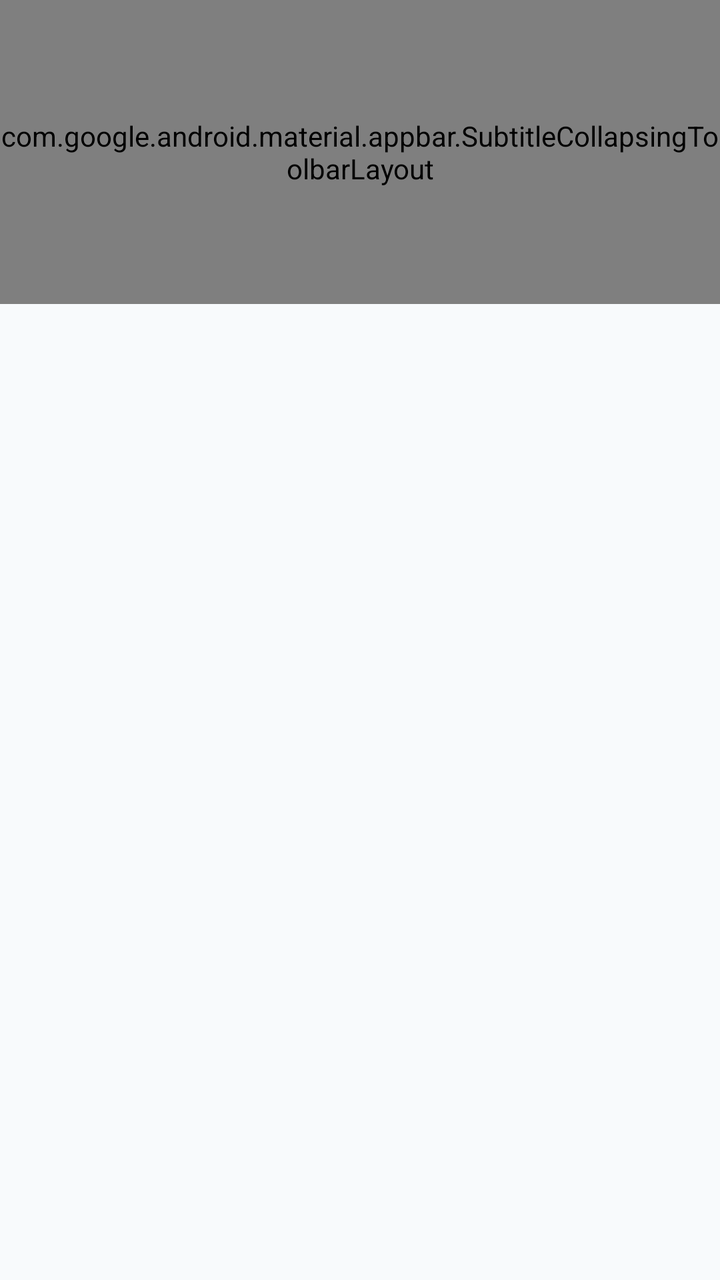
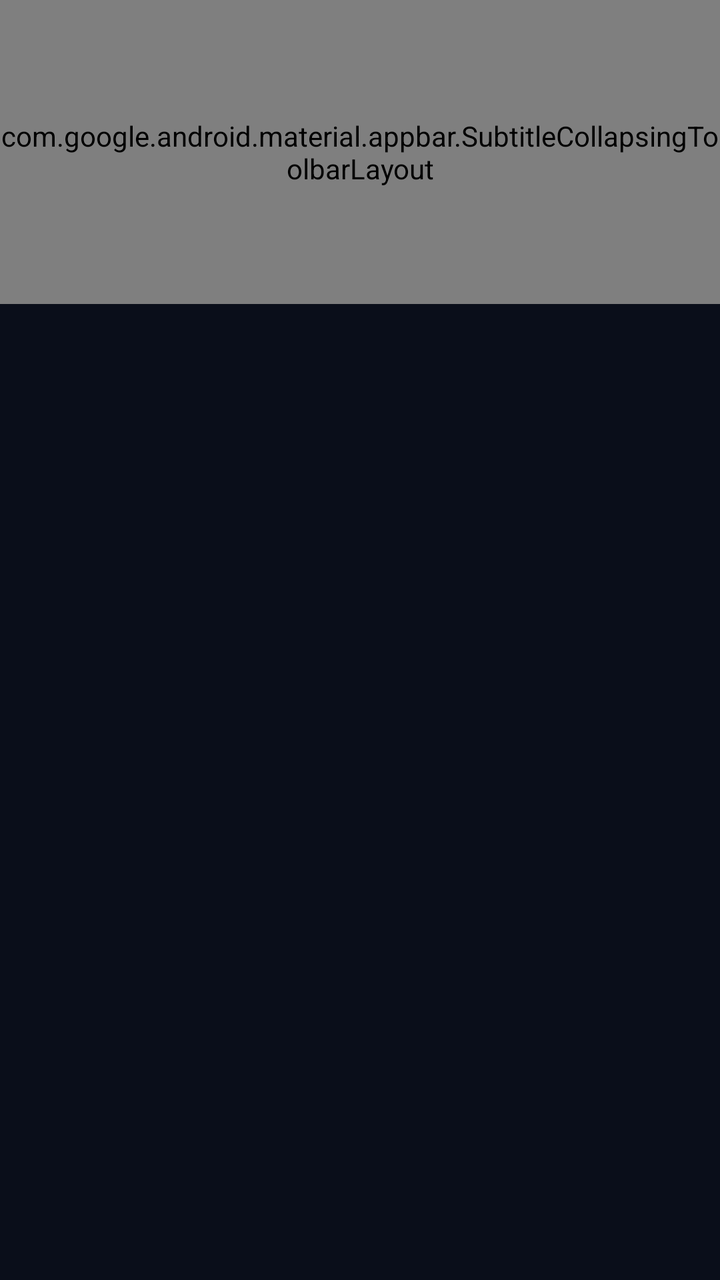

Before-and-after screenshots of an Android layout around one commit, followed by the original layout XML and the change that was made.
<!-- AndroidManifest.xml: application theme Theme.SheGuard -->
<!-- res/layout/fragment_contacts.xml -->
<?xml version="1.0" encoding="utf-8"?>
<androidx.coordinatorlayout.widget.CoordinatorLayout xmlns:android="http://schemas.android.com/apk/res/android"
    xmlns:app="http://schemas.android.com/apk/res-auto"
    xmlns:tools="http://schemas.android.com/tools"
    android:layout_width="match_parent"
    android:layout_height="match_parent"
    android:clipChildren="false"
    android:fitsSystemWindows="true"
    tools:context=".ui.fragment.ContactsFragment">

    <androidx.core.widget.NestedScrollView
        android:layout_width="match_parent"
        android:layout_height="match_parent"
        android:fillViewport="true"
        app:layout_behavior="com.google.android.material.appbar.AppBarLayout$ScrollingViewBehavior">

        <FrameLayout
            android:layout_width="match_parent"
            android:layout_height="wrap_content">

            <com.google.android.material.textview.MaterialTextView
                android:id="@+id/tv_empty_list"
                style="@style/TextAppearance.Material3.BodyMedium"
                android:layout_width="match_parent"
                android:layout_height="wrap_content"
                android:layout_marginTop="44dp"
                android:text="@string/contact_empty"
                android:textAlignment="center"
                android:textColor="@color/text_color_secondary"
                android:textSize="16sp"
                android:visibility="gone" />

            <androidx.recyclerview.widget.RecyclerView
                android:id="@+id/recyclerView"
                android:layout_width="match_parent"
                android:layout_height="match_parent" />

        </FrameLayout>
    </androidx.core.widget.NestedScrollView>

    <include
        android:id="@+id/header"
        layout="@layout/view_header_expandable" />

</androidx.coordinatorlayout.widget.CoordinatorLayout>
<!-- res/layout/view_header_expandable.xml (included above) -->
<?xml version="1.0" encoding="utf-8"?>
<com.google.android.material.appbar.AppBarLayout xmlns:android="http://schemas.android.com/apk/res/android"
    xmlns:app="http://schemas.android.com/apk/res-auto"
    xmlns:tools="http://schemas.android.com/tools"
    android:id="@+id/appBarLayout"
    android:layout_width="match_parent"
    android:layout_height="wrap_content"
    android:background="@android:color/transparent"
    android:fitsSystemWindows="true"
    app:liftOnScroll="true">

    <com.google.android.material.appbar.SubtitleCollapsingToolbarLayout
        android:id="@+id/collapsing_toolbar"
        android:layout_width="match_parent"
        android:layout_height="?attr/collapsingToolbarLayoutLargeSize"
        app:collapsedSubtitleTextAppearance="@style/Toolbar.SubTitleText.Collapsed"
        app:collapsedSubtitleTextColor="@color/text_color_secondary"
        app:collapsedTitleTextAppearance="@style/Toolbar.TitleText.Collapsed"
        app:collapsedTitleTextColor="@color/text_color_primary"
        app:contentScrim="?attr/colorSurfaceContainer"
        app:expandedSubtitleTextAppearance="@style/Toolbar.SubTitleText.Expanded"
        app:expandedTitleMarginBottom="16dp"
        app:expandedTitleMarginEnd="24dp"
        app:expandedTitleMarginStart="24dp"
        app:expandedTitleTextAppearance="@style/Toolbar.TitleText.Expanded"
        app:forceApplySystemWindowInsetTop="true"
        app:layout_scrollFlags="scroll|snap|exitUntilCollapsed"
        app:scrimAnimationDuration="300"
        app:statusBarScrim="@null"
        app:subtitle="@string/app_moto"
        app:title="@string/app_name">

        <com.google.android.material.appbar.MaterialToolbar
            android:id="@+id/toolbar"
            android:layout_width="match_parent"
            android:layout_height="?attr/actionBarSize"
            android:paddingEnd="24dp"
            app:contentInsetStartWithNavigation="0dp"
            app:layout_collapseMode="pin"
            app:maxLines="1"
            app:navigationIconTint="?attr/colorOnSurface"
            app:popupTheme="@style/Theme.SheGuard"
            app:subtitle="@string/app_moto"
            app:title="@string/app_name"
            app:titleTextAppearance="@style/Toolbar.TitleText"
            app:titleTextEllipsize="end"
            tools:ignore="RtlSymmetry" />

    </com.google.android.material.appbar.SubtitleCollapsingToolbarLayout>
</com.google.android.material.appbar.AppBarLayout>
<!-- resources referenced by this layout -->
<resources>
  <string name="app_moto">Your safety in your hands</string>
  <string name="app_name" translatable="false">GuardianAI</string>
  <string name="contact_empty">Contact list is empty</string>
  <style name="Theme.SheGuard" parent="Base.Theme.SheGuard" />
  <style name="Toolbar.SubTitleText.Collapsed" parent="TextAppearance.Material3.BodySmall">
          <item name="android:textSize">14sp</item>
          <item name="android:textColor">@color/text_color_secondary</item>
      </style>
  <style name="Toolbar.SubTitleText.Expanded" parent="TextAppearance.Material3.BodyMedium">
          <item name="android:textSize">16sp</item>
          <item name="android:textColor">@color/text_color_secondary</item>
      </style>
  <style name="Toolbar.TitleText" parent="TextAppearance.Material3.TitleLarge" />
  <style name="Toolbar.TitleText.Collapsed" parent="TextAppearance.Material3.TitleMedium">
          <item name="android:textSize">22sp</item>
          <item name="android:textColor">@color/text_color_primary</item>
      </style>
  <style name="Toolbar.TitleText.Expanded" parent="TextAppearance.Material3.TitleLarge">
          <item name="android:textSize">40sp</item>
          <item name="android:textColor">@color/text_color_primary</item>
      </style>
  <style name="Base.Theme.SheGuard" parent="Theme.Material3.DayNight.NoActionBar">
          
          <item name="android:statusBarColor">@android:color/transparent</item>
          <item name="android:windowLightStatusBar">true</item>
  
          
          <item name="android:navigationBarColor">@android:color/transparent</item>
          <item name="android:windowLightNavigationBar">true</item>
  
          
          <item name="colorPrimary">@color/colorPrimary</item>
          <item name="colorPrimaryVariant">@color/colorPrimaryDark</item>
          <item name="colorSecondary">@color/colorAccent</item>
          <item name="android:windowBackground">@color/surface_background</item>
          <item name="colorSurface">@color/surface_card</item>
          <item name="colorOnSurface">@color/textColorPrimary</item>
      </style>
  <color name="colorPrimary">#FF2E93</color>
  <color name="colorPrimaryDark">#D81173</color>
  <color name="colorAccent">#10B981</color>
  <color name="surface_background">#F8FAFC</color>
  <color name="surface_card">#FFFFFF</color>
  <color name="textColorPrimary">#0F172A</color>
</resources>

<!-- the commit's change to res/layout/fragment_contacts.xml (unified diff, before → after) -->
@@ -4,6 +4,7 @@
     xmlns:tools="http://schemas.android.com/tools"
     android:layout_width="match_parent"
     android:layout_height="match_parent"
+    android:background="#0A0E1A"
     android:clipChildren="false"
     android:fitsSystemWindows="true"
     tools:context=".ui.fragment.ContactsFragment">
@@ -18,22 +19,48 @@
             android:layout_width="match_parent"
             android:layout_height="wrap_content">
 
-            <com.google.android.material.textview.MaterialTextView
-                android:id="@+id/tv_empty_list"
-                style="@style/TextAppearance.Material3.BodyMedium"
-                android:layout_width="match_parent"
-                android:layout_height="wrap_content"
-                android:layout_marginTop="44dp"
-                android:text="@string/contact_empty"
-                android:textAlignment="center"
-                android:textColor="@color/text_color_secondary"
-                android:textSize="16sp"
-                android:visibility="gone" />
-
             <androidx.recyclerview.widget.RecyclerView
                 android:id="@+id/recyclerView"
                 android:layout_width="match_parent"
-                android:layout_height="match_parent" />
+                android:layout_height="match_parent"
+                android:clipToPadding="false"
+                android:paddingBottom="48dp" />
+
+            
+            <LinearLayout
+                android:id="@+id/tv_empty_list"
+                android:layout_width="match_parent"
+                android:layout_height="wrap_content"
+                android:layout_marginTop="320dp"
+                android:gravity="center"
+                android:orientation="vertical"
+                android:padding="24dp"
+                android:visibility="gone">
+
+                <TextView
+                    android:layout_width="wrap_content"
+                    android:layout_height="wrap_content"
+                    android:text="🌸"
+                    android:textSize="32sp" />
+
+                <TextView
+                    android:layout_width="wrap_content"
+                    android:layout_height="wrap_content"
+                    android:layout_marginTop="8dp"
+                    android:text="Your Safety Circle is Empty"
+                    android:textColor="#FFFFFF"
+                    android:textSize="15sp"
+                    android:textStyle="bold" />
+
+                <TextView
+                    android:layout_width="wrap_content"
+                    android:layout_height="wrap_content"
+                    android:layout_marginTop="4dp"
+                    android:gravity="center"
+                    android:text="Choose from your phone contacts or add trusted family above so you are never alone in an emergency."
+                    android:textColor="#94A3B8"
+                    android:textSize="12.5sp" />
+            </LinearLayout>
 
         </FrameLayout>
     </androidx.core.widget.NestedScrollView>
<!-- resource entries referenced after the edit -->
@@ -2,7 +2,6 @@
 <resources>
   <string name="app_moto">Your safety in your hands</string>
   <string name="app_name" translatable="false">GuardianAI</string>
-  <string name="contact_empty">Contact list is empty</string>
   <style name="Theme.SheGuard" parent="Base.Theme.SheGuard" />
   <style name="Toolbar.SubTitleText.Collapsed" parent="TextAppearance.Material3.BodySmall">
           <item name="android:textSize">14sp</item>
